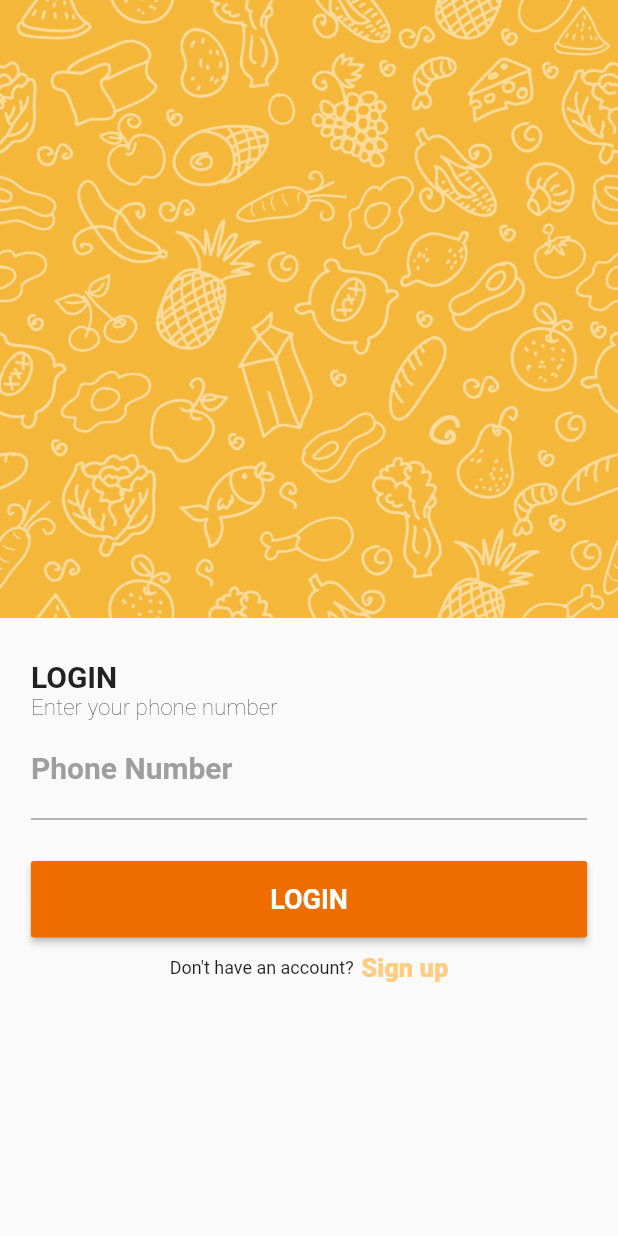
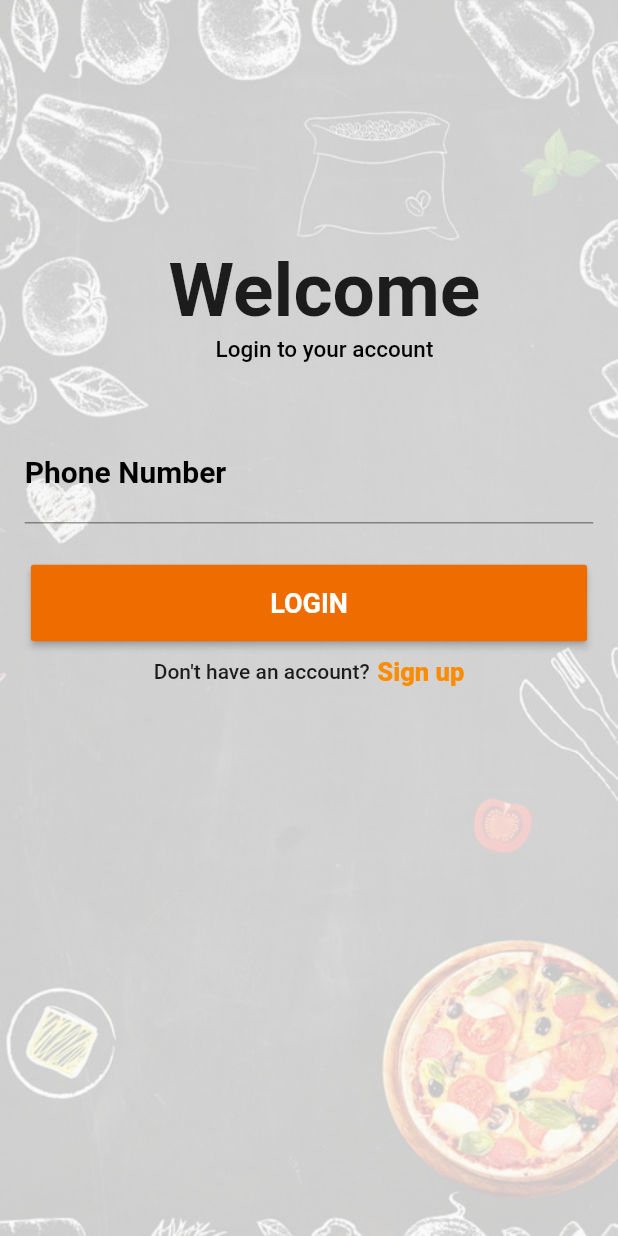
Before and after one commit to dhyaniarun1993/foody_customer_app, a Flutter app: the screen it shows after launch, on a phone screen of 412 x 824 dp. Run offline on Flutter 3.47's test engine with Material 2 defaults, Android fonts, the phone set to English and light mode, and no system bars; our stand-ins replace dio; generated files the repository leaves out were written again.

Commit message:
send otp UI updated

```diff
--- a/lib/views/login/send_otp.dart
+++ b/lib/views/login/send_otp.dart
@@ -59,12 +59,18 @@ class _SendOtpState extends State<SendOtp> {
           child: Container(
             height: _height,
             width: _width,
+            decoration: BoxDecoration(
+              image: DecorationImage(
+                colorFilter: new ColorFilter.mode(Colors.black.withOpacity(0.2), BlendMode.dstATop),
+                image: AssetImage("assets/login_bg.jpg"),
+                fit: BoxFit.cover,
+              ),
+            ),
             child: SingleChildScrollView(
               child: Form(
                 key: _formKey,
                 child: Column(
                   children: <Widget>[
-                    imageRow(),
                     loginTitleRow(),
                     loginTextRow(),
                     phoneNumberTextFormFieldRow(),
@@ -81,26 +87,15 @@ class _SendOtpState extends State<SendOtp> {
     );
   }
 
-  Widget imageRow() {
-    return Container(
-      child: Image.asset(
-        'assets/food_sketch.jpg',
-        fit: BoxFit.fitWidth,
-        width: _width,
-      ),
-      height: _height/2,
-    );
-  }
-
   Widget loginTitleRow() {
     return Container(
-      margin: EdgeInsets.only(left: _width / 20, top: _height / 30),
-      alignment: Alignment.topLeft,
+      margin: EdgeInsets.only(left: _width / 20, top: _height / 5),
+      alignment: Alignment.center,
       child: Text(
-        "LOGIN",
+        "Welcome",
         style: TextStyle(
           fontWeight: FontWeight.bold,
-          fontSize: 20,
+          fontSize: 50,
         ),
       ),
     );
@@ -109,11 +104,12 @@ class _SendOtpState extends State<SendOtp> {
   Widget loginTextRow() {
     return Container(
       margin: EdgeInsets.only(left: _width / 20),
-      alignment: Alignment.topLeft,
+      alignment: Alignment.center,
       child: Text(
-        "Enter your phone number",
+        "Login to your account",
         style: TextStyle(
-          fontWeight: FontWeight.w200,
+          color: Colors.black,
+          fontWeight: FontWeight.w500,
           fontSize: 15,
         ),
       ),
@@ -122,14 +118,14 @@ class _SendOtpState extends State<SendOtp> {
 
   Widget phoneNumberTextFormFieldRow() {
     return Container(
-      margin: EdgeInsets.only(left: _width / 20, right: _width / 20),
-      alignment: Alignment.topLeft,
+      margin: EdgeInsets.only(left: _width / 25, right: _width / 25, top: _height / 20),
+      alignment: Alignment.center,
       child: TextFormField(
         controller: phoneNumberController,
         obscureText: false,
         decoration: InputDecoration(
           labelText: "Phone Number",
-          labelStyle: TextStyle(color: Colors.grey),
+          labelStyle: TextStyle(color: Colors.black),
           prefixText: "+91",
           counterText: '',
           focusedBorder: UnderlineInputBorder(
@@ -161,7 +157,7 @@ class _SendOtpState extends State<SendOtp> {
               model.errorMessage,
               style: TextStyle(
                 color: Colors.red[800],
-                fontWeight: FontWeight.w400,
+                fontWeight: FontWeight.w600,
                 fontSize: 12
               ),
             ),
@@ -203,8 +199,8 @@ class _SendOtpState extends State<SendOtp> {
           Text(
             "Don't have an account?",
             style: TextStyle(
-              fontWeight: FontWeight.w400,
-              fontSize: 12
+              fontWeight: FontWeight.w500,
+              fontSize: 14
             ),
           ),
           SizedBox(
@@ -218,7 +214,7 @@ class _SendOtpState extends State<SendOtp> {
               "Sign up",
               style: TextStyle(
                 fontWeight: FontWeight.w800,
-                color: Colors.orange[200],
+                color: Colors.orange[600],
                 fontSize: 17
               ),
             ),
```
Also changed, not shown: assets/food_sketch.jpg (deleted), assets/login_bg.jpg (added).
